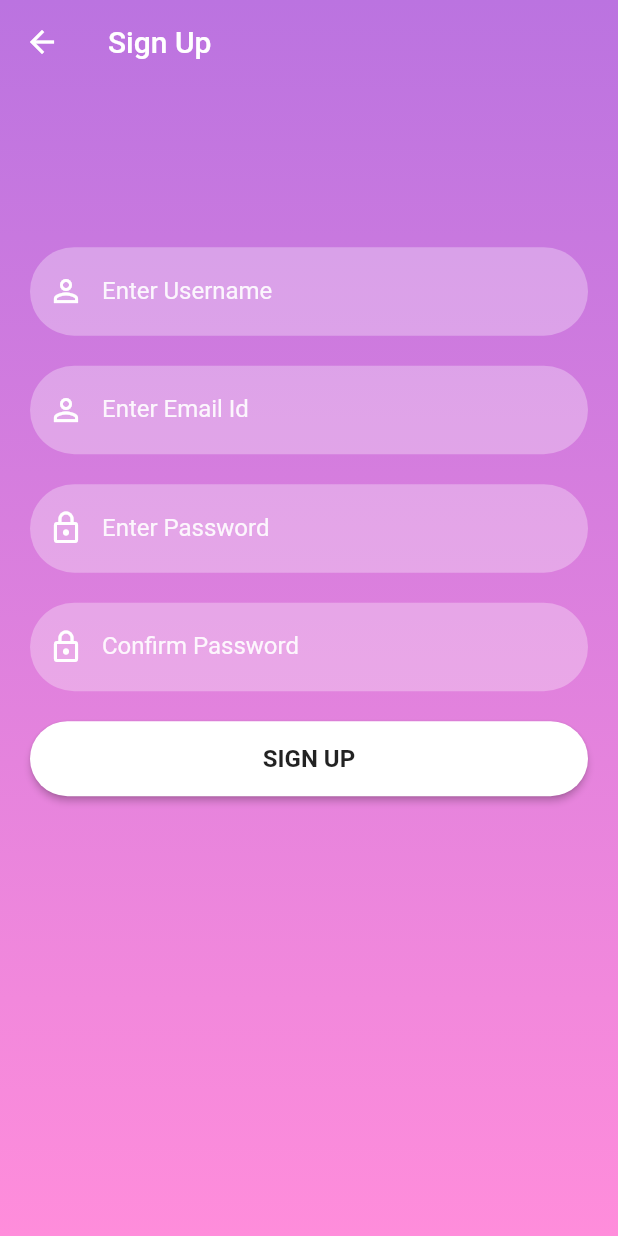
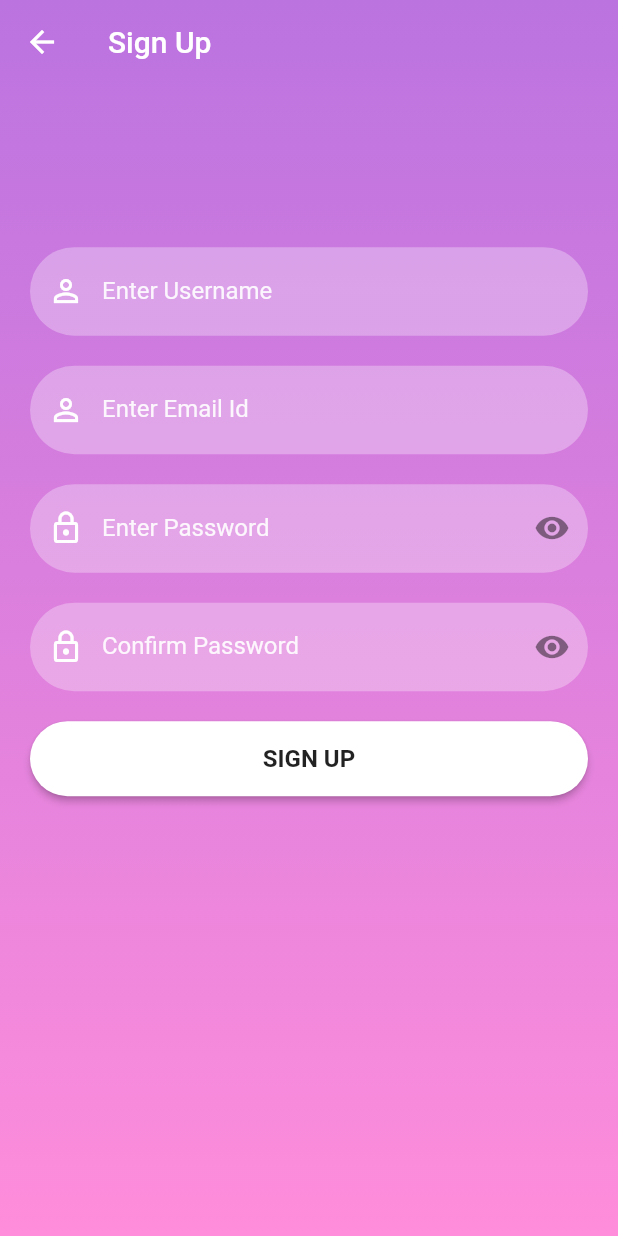
Before and after one commit to Gee-gee4/firebase_practice, a Flutter app: the screen it shows after launch, after a tap on "Sign Up", on a phone screen of 412 x 824 dp. Run offline on Flutter 3.47's test engine with Material 3 defaults, Android fonts, the phone set to English and light mode, and no system bars; our stand-ins replace firebase_auth, firebase_core; accounts and stored records are empty; network calls fail.

Commit message:
added visibility eye

```diff
--- a/lib/pages/signin_page.dart
+++ b/lib/pages/signin_page.dart
@@ -15,6 +15,9 @@ class SignInPage extends StatefulWidget {
 class _SignInPageState extends State<SignInPage> {
   TextEditingController _emailTextController = TextEditingController();
   TextEditingController _passwordTextController = TextEditingController();
+
+  bool showPassword = false;
+
   @override
   Widget build(BuildContext context) {
     Row signUpOption() {
@@ -70,12 +73,21 @@ class _SignInPageState extends State<SignInPage> {
                 children: [
                   logoAuth('assets/auth/eyes.png'),
                   reusableTextField('Enter Username', Icons.person_outline,
-                      false, _emailTextController),
+                      true, _emailTextController),
                   const SizedBox(
                     height: 20,
                   ),
-                  reusableTextField('Enter Password', Icons.lock_outline, true,
-                      _passwordTextController),
+                  reusableTextField(
+                    'Enter Password',
+                    Icons.lock_outline,
+                    showPassword,
+                    _passwordTextController,
+                    toggleOnOff: () {
+                      setState(() {
+                        showPassword = !showPassword;
+                      });
+                    },
+                  ),
                   const SizedBox(
                     height: 20,
                   ),
--- a/lib/pages/signup_page.dart
+++ b/lib/pages/signup_page.dart
@@ -18,7 +18,8 @@ class _SignUpPageState extends State<SignUpPage> {
   final TextEditingController _confirmpasswordTextController =
       TextEditingController();
 
-
+  bool showPassword = false;
+  bool showConfirmPassword = false;
 
   @override
   Widget build(BuildContext context) {
@@ -52,23 +53,41 @@ class _SignUpPageState extends State<SignUpPage> {
                 20, MediaQuery.of(context).size.height * 0.2, 20, 20),
             child: Column(
               children: [
-                reusableTextField('Enter Username', Icons.person_outline, false,
+                reusableTextField('Enter Username', Icons.person_outline, true,
                     _userNameTextController),
                 const SizedBox(
                   height: 20.0,
                 ),
-                reusableTextField('Enter Email Id', Icons.person_outline, false,
+                reusableTextField('Enter Email Id', Icons.person_outline, true,
                     _emailTextController),
                 const SizedBox(
                   height: 20.0,
                 ),
-                reusableTextField('Enter Password', Icons.lock_outline, true,
-                    _passwordTextController),
+                reusableTextField(
+                  'Enter Password',
+                  Icons.lock_outline,
+                  showPassword,
+                  _passwordTextController,
+                  toggleOnOff: () {
+                    setState(() {
+                      showPassword = !showPassword;
+                    });
+                  },
+                ),
                 const SizedBox(
                   height: 20.0,
                 ),
-                reusableTextField('Confirm Password', Icons.lock_outline, true,
-                    _confirmpasswordTextController),
+                reusableTextField(
+                  'Confirm Password',
+                  Icons.lock_outline,
+                  showConfirmPassword,
+                  _confirmpasswordTextController,
+                  toggleOnOff: () {
+                    setState(() {
+                      showConfirmPassword = !showConfirmPassword;
+                    });
+                  },
+                ),
                 const SizedBox(
                   height: 20.0,
                 ),
--- a/lib/widgets/reusable_widgets.dart
+++ b/lib/widgets/reusable_widgets.dart
@@ -11,12 +11,13 @@ Image logoAuth(String imageName) {
 
 //........................................................................................
 
-TextField reusableTextField(String text, IconData icon, bool isPasswordType,
-    TextEditingController controller) {
+TextField reusableTextField(String text, IconData icon, bool showText,
+    TextEditingController controller,
+    {Function()? toggleOnOff}) {
   return TextField(
     controller: controller,
-    obscureText: isPasswordType,
-    enableSuggestions: !isPasswordType,
+    obscureText: !showText,
+    enableSuggestions: showText,
     cursorColor: Colors.white,
     style: TextStyle(
       color: Colors.white.withOpacity(0.9),
@@ -37,10 +38,15 @@ TextField reusableTextField(String text, IconData icon, bool isPasswordType,
         borderRadius: BorderRadius.circular(30.0),
         borderSide: const BorderSide(width: 0, style: BorderStyle.none),
       ),
+      suffixIcon: toggleOnOff == null
+          ? null
+          : IconButton(
+              onPressed: toggleOnOff,
+              icon: Icon(showText ? Icons.visibility_off : Icons.visibility),
+            ),
     ),
-    keyboardType: isPasswordType
-        ? TextInputType.visiblePassword
-        : TextInputType.emailAddress,
+    keyboardType:
+        !showText ? TextInputType.visiblePassword : TextInputType.emailAddress,
   );
 }
 
```
